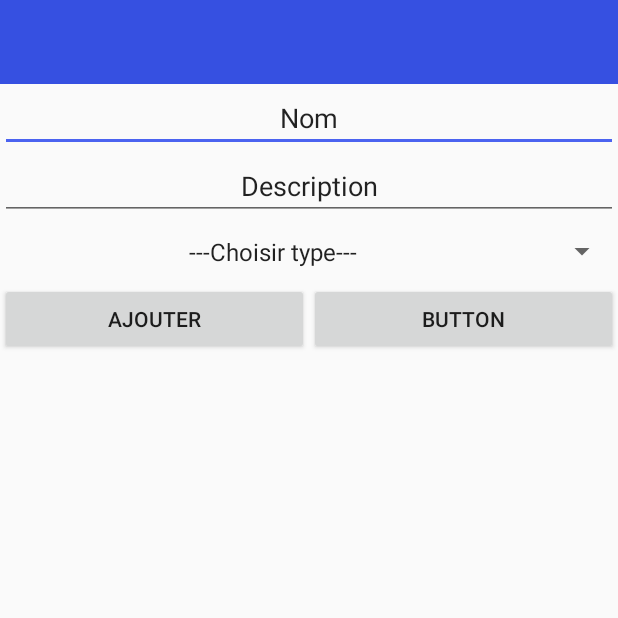
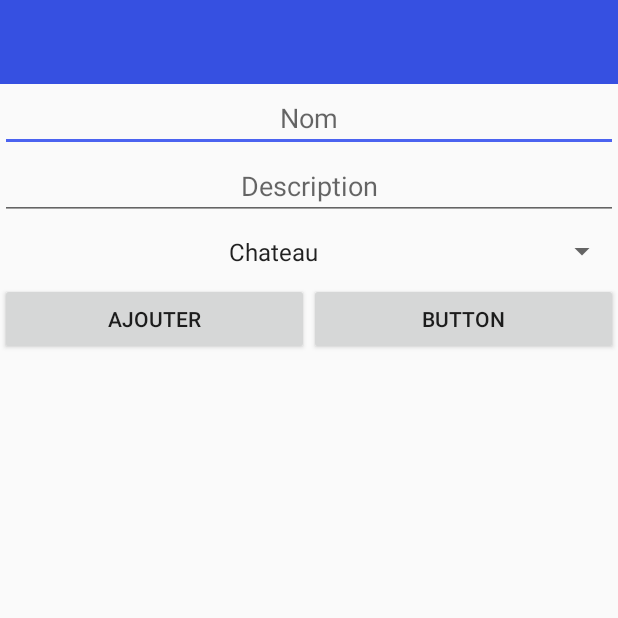
Before and after one commit to D4xor/GoodSpot, an Android app: the AddMarker screen opened directly, with no data from a screen before it, on a phone screen of 412 x 824 dp, the top half of it. Run offline under Robolectric (Android 15) with nearby library versions, the phone set to English and light mode, and no system bars.

Commit message:
Ajout d'un point

```diff
--- a/app/src/main/java/com/example/goodspot/AddMarker.java
+++ b/app/src/main/java/com/example/goodspot/AddMarker.java
@@ -2,13 +2,22 @@ package com.example.goodspot;
 
 import androidx.appcompat.app.AppCompatActivity;
 
+import android.content.Intent;
+import android.location.Location;
 import android.os.Bundle;
+import android.view.View;
+import android.widget.Button;
 import android.widget.EditText;
 import android.widget.Spinner;
+import android.widget.Toast;
 
+import com.google.android.gms.location.FusedLocationProviderClient;
+import com.google.android.gms.location.LocationServices;
 import com.google.android.gms.maps.GoogleMap;
 import com.google.android.gms.maps.OnMapReadyCallback;
 import com.google.android.gms.maps.SupportMapFragment;
+import com.google.android.gms.tasks.OnSuccessListener;
+import com.google.android.gms.tasks.Task;
 
 import java.util.List;
 
@@ -18,6 +27,11 @@ public class AddMarker extends AppCompatActivity {
     private EditText name;
     private EditText desc;
     private Spinner spinner;
+    private Button adds;
+
+    //Location
+    private Location mCurrentLocation;
+    private FusedLocationProviderClient fusedLocationProviderClient;
 
     Marker mark;
 
@@ -27,19 +41,50 @@ public class AddMarker extends AppCompatActivity {
         super.onCreate(savedInstanceState);
         setContentView(R.layout.activity_add_marker);
 
-        name =(EditText)findViewById(R.id.name);
-        desc=(EditText)findViewById(R.id.desc);
-        spinner=(Spinner)findViewById(R.id.spinner2);
+        name =findViewById(R.id.name);
+        desc=findViewById(R.id.desc);
+        spinner=findViewById(R.id.spinner2);
+        adds=findViewById(R.id.addit);
 
-        //Lecture des éléments de la base de données
-        new FirebaseDatabaseHelper().addMarkers(mark, new FirebaseDatabaseHelper.DataStatus() {
+        fusedLocationProviderClient = LocationServices.getFusedLocationProviderClient(this);
+        fetchLastLocation();
+
+
+        adds.setOnClickListener(new View.OnClickListener() {
             @Override
-            public void DataIsLoaded(List<Marker> markers, List<String> keys) {
+            public void onClick(View v) {
+                Marker mk = new Marker();
+                mk.setName(name.getText().toString());
+                mk.setDescription(desc.getText().toString());
+                mk.setType(spinner.getSelectedItem().toString());
+                mk.setLongitude(String.valueOf(mCurrentLocation.getLatitude()));
+                mk.setLatitude(String.valueOf(mCurrentLocation.getLongitude()));
+                mk.setPhotolink("unknown");
+                Intent i = getIntent();
+                int count = i.getIntExtra("values",0);
+                new FirebaseDatabaseHelper().addMarkers(mk,count,new FirebaseDatabaseHelper.DataStatus() {
+                    @Override
+                    public void DataIsLoaded(List<Marker> markers, List<String> keys) {
+                    }
+                    @Override
+                    public void DataIsInserted() {
+                    }
+                });
+                finish();
+            }
+        });
 
-            }
+
+    }
+
+    private void fetchLastLocation() {
+        Task<Location> task = fusedLocationProviderClient.getLastLocation();
+        task.addOnSuccessListener(new OnSuccessListener<Location>() {
             @Override
-            public void DataIsInserted() {
-
+            public void onSuccess(Location location) {
+                if (location != null) {
+                    mCurrentLocation = location;
+                }
             }
         });
     }
--- a/app/src/main/java/com/example/goodspot/FirebaseDatabaseHelper.java
+++ b/app/src/main/java/com/example/goodspot/FirebaseDatabaseHelper.java
@@ -51,8 +51,8 @@ public class FirebaseDatabaseHelper {
         });
     }
 
-    public void addMarkers(Marker marker, final DataStatus dataStatus){
-        String key = mReference.push().getKey();
+    public void addMarkers(Marker marker,int count, final DataStatus dataStatus){
+        String key = String.valueOf(count);
         mReference.child(key).setValue(marker).addOnSuccessListener(new OnSuccessListener<Void>() {
             @Override
             public void onSuccess(Void aVoid) {
--- a/app/src/main/res/layout/activity_add_marker.xml
+++ b/app/src/main/res/layout/activity_add_marker.xml
@@ -13,18 +13,18 @@
         android:layout_width="match_parent"
         android:layout_height="wrap_content"
         android:ems="10"
+        android:hint="Nom"
         android:inputType="textPersonName"
-        android:text="Nom"
-        android:textAlignment="center"/>
+        android:textAlignment="center" />
 
     <EditText
         android:id="@+id/desc"
         android:layout_width="match_parent"
         android:layout_height="wrap_content"
         android:ems="10"
+        android:hint="Description"
         android:inputType="textPersonName"
-        android:text="Description"
-        android:textAlignment="center"/>
+        android:textAlignment="center" />
 
     <Spinner
         android:id="@+id/spinner2"
@@ -40,7 +40,7 @@
         android:orientation="horizontal">
 
         <Button
-            android:id="@+id/add"
+            android:id="@+id/addit"
             android:layout_width="wrap_content"
             android:layout_height="wrap_content"
             android:layout_weight="1"
--- a/app/src/main/res/values/strings.xml
+++ b/app/src/main/res/values/strings.xml
@@ -12,7 +12,6 @@
     </string-array>
 
     <string-array name="type2">
-        <item>---Choisir type---</item>
         <item>Chateau</item>
         <item>Lac</item>
     </string-array>
--- a/build.gradle
+++ b/build.gradle
@@ -7,8 +7,8 @@ buildscript {
 
     }
     dependencies {
-        classpath 'com.android.tools.build:gradle:3.5.3'
-        classpath 'com.google.gms:google-services:4.2.0'
+        classpath 'com.android.tools.build:gradle:3.6.3'
+        classpath 'com.google.gms:google-services:4.3.3'
 
         // NOTE: Do not place your application dependencies here; they belong
         // in the individual module build.gradle files
```
Also changed, not shown: app/build.gradle (+5 -5 lines), app/src/main/java/com/example/goodspot/MapsActivity.java (+16 -7 lines), app/src/main/res/layout/activity_maps.xml (+13 -0 lines), gradle/wrapper/gradle-wrapper.properties.
